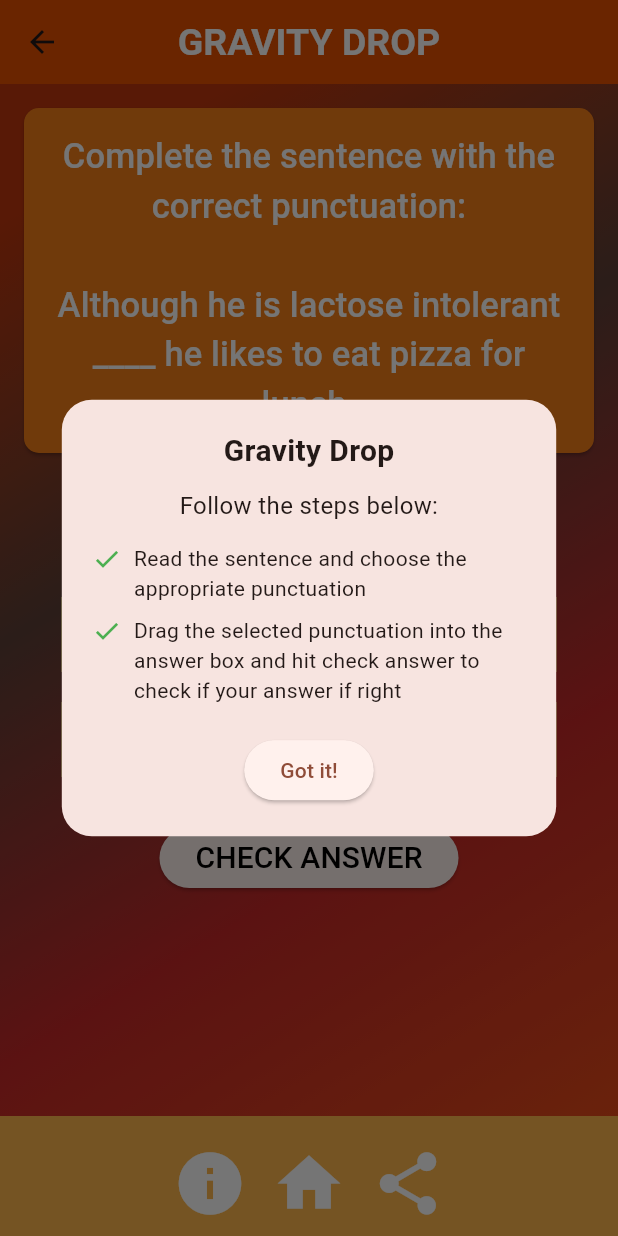
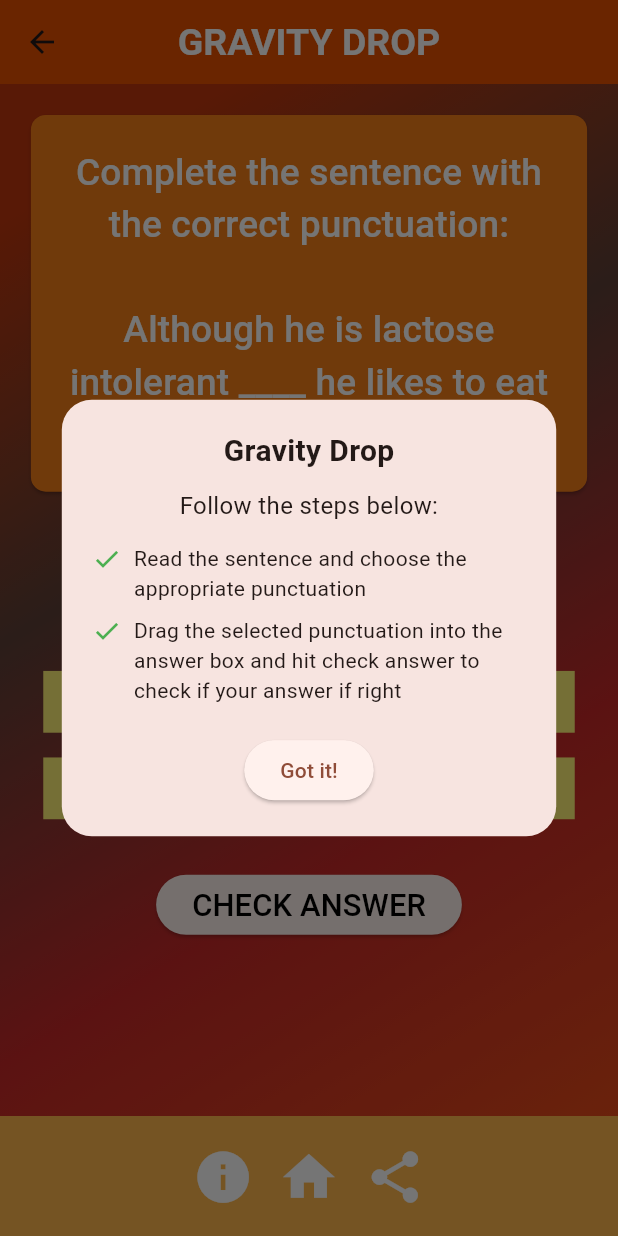
Before and after one commit to Ayan-create1/Mobile-App-Dev-FBLA, a Flutter app: the DragAndDropGame screen opened directly, on a phone screen of 412 x 824 dp. Run offline on Flutter 3.47's test engine with Material 3 defaults, Android fonts, the phone set to English and light mode, and no system bars; our stand-ins replace share_plus; Roboto replaces fonts that are missing (Raleway).

Commit message:
Added MediaQuery Sizing Containers

```diff
--- a/grammar_game/lib/pages/drag_and_drop/matching.dart
+++ b/grammar_game/lib/pages/drag_and_drop/matching.dart
@@ -1,5 +1,4 @@
 import 'dart:ui';
-
 import 'package:flutter/material.dart';
 import 'dart:math';
 import 'package:grammar_game/pages/home_page/home_page.dart';
@@ -24,16 +23,19 @@ class _DragAndDropGameState extends State<DragAndDropGame> {
   @override
   Widget build(BuildContext context) {
     if (popup) {
-      // Schedule the iWordSPopup method to run after the build phase
       WidgetsBinding.instance.addPostFrameCallback((_) {
         iDragDPopup(context);
         popup = false;
       });
     }
+
+    // Use MediaQuery for screen dimensions
+    double screenWidth = MediaQuery.of(context).size.width;
+    double screenHeight = MediaQuery.of(context).size.height;
+
     return Scaffold(
       appBar: AppBar(
         shadowColor: Colors.blueAccent,
-        //Will show title of screen and center that title
         centerTitle: true,
         title: Text(
           "GRAVITY DROP",
@@ -44,17 +46,16 @@ class _DragAndDropGameState extends State<DragAndDropGame> {
         backgroundColor: Colors.orange[900],
       ),
       bottomNavigationBar: BottomAppBar(
-        color: Colors.orange[300], // You can customize the color here
+        color: Colors.orange[300],
         child: Row(
-          mainAxisAlignment:
-              MainAxisAlignment.center, // Center the button, adjust if needed
+          mainAxisAlignment: MainAxisAlignment.center,
           children: [
             IconButton(
               icon: Icon(Icons.info),
               color: Colors.white,
               splashRadius: 50.0,
               splashColor: Colors.black,
-              iconSize: 50.0,
+              iconSize: screenWidth * 0.1,  // Dynamic size based on screen width
               onPressed: () {
                 iDragDPopup(context);
               },
@@ -64,12 +65,12 @@ class _DragAndDropGameState extends State<DragAndDropGame> {
               color: Colors.white,
               splashRadius: 50.0,
               splashColor: Colors.black,
-              iconSize: 50.0,
+              iconSize: screenWidth * 0.1,
               onPressed: () {
                 Navigator.push(
                   context,
                   MaterialPageRoute(
-                    builder: (context) => HomePage(), // Your HomePage widget
+                    builder: (context) => HomePage(),
                   ),
                 );
               },
@@ -79,7 +80,7 @@ class _DragAndDropGameState extends State<DragAndDropGame> {
               color: Colors.white,
               splashRadius: 50.0,
               splashColor: Colors.black,
-              iconSize: 50.0,
+              iconSize: screenWidth * 0.1,
               onPressed: () {
                 WidgetsBinding.instance.addPostFrameCallback((_) {
                   _captureAndShare(_screenshotKey);
@@ -121,18 +122,15 @@ class _DragAndDropGameState extends State<DragAndDropGame> {
         await Future.delayed(Duration(milliseconds: 20));
       }
 
-      //Captures the image
       final image = await boundary.toImage(pixelRatio: 3.0);
       final byteData = await image.toByteData(format: ImageByteFormat.png);
       if (byteData == null) return;
       final Uint8List pngBytes = byteData.buffer.asUint8List();
 
-      //Saves Image to temporary file
       final tempDir = await getTemporaryDirectory();
       final file = await File('${tempDir.path}/screenshot.png').create();
       await file.writeAsBytes(pngBytes);
 
-      //Shares image with shareplus
       await Share.shareXFiles([XFile(file.path)],
           text: 'Help me on this drag and drop!');
     } catch (e) {
@@ -152,7 +150,7 @@ class ScreenshotArea extends StatelessWidget {
   @override
   Widget build(BuildContext context) {
     return RepaintBoundary(
-      key: screenshotKey, // Use the correct GlobalKey here
+      key: screenshotKey,
       child: child,
     );
   }
@@ -215,21 +213,23 @@ class _DragAndDropGameScreenState extends State<DragAndDropGameScreen> {
 
   @override
   Widget build(BuildContext context) {
+    double screenWidth = MediaQuery.of(context).size.width;
+    double screenHeight = MediaQuery.of(context).size.height;
+
     return Column(
       children: [
         Center(
           child: Padding(
-            padding: const EdgeInsets.all(16.0),
+            padding: EdgeInsets.all(screenWidth * 0.05), // Dynamic padding
             child: ElevatedButton(
-              onPressed: () {}, // Do nothing when pressed
+              onPressed: () {},
               style: ElevatedButton.styleFrom(
                 backgroundColor: Colors.yellow[900],
-                shadowColor: Colors.black, // Remove shadow
+                shadowColor: Colors.black,
                 shape: RoundedRectangleBorder(
-                  borderRadius:
-                      BorderRadius.circular(10), // Optional: rounded corners
+                  borderRadius: BorderRadius.circular(10),
                 ),
-                padding: EdgeInsets.all(16), // Padding inside the button
+                padding: EdgeInsets.all(screenWidth * 0.05), // Dynamic padding
               ),
               child: Align(
                 alignment: Alignment.center,
@@ -237,9 +237,8 @@ class _DragAndDropGameScreenState extends State<DragAndDropGameScreen> {
                   textAlign: TextAlign.center,
                   questions[currentQuestionIndex]['question'],
                   style: TextStyle(
-                    fontSize: 23,
+                    fontSize: screenWidth * 0.06, // Dynamic font size
                     color: Colors.white,
-                    //fontWeight: FontWeight.bold,
                   ),
                 ),
               ),
@@ -254,23 +253,22 @@ class _DragAndDropGameScreenState extends State<DragAndDropGameScreen> {
           },
           builder: (context, candidateData, rejectedData) {
             return Container(
-              height: 50,
-              width: 200,
+              height: screenHeight * 0.08, // Dynamic height
+              width: screenWidth * 0.5, // Dynamic width
               color: Colors.grey[200],
               child: Center(
                 child: Text(
                   userAnswer.isEmpty ? 'Drop answer here' : userAnswer,
-                  style: TextStyle(fontSize: 20, color: Colors.grey),
+                  style: TextStyle(fontSize: screenWidth * 0.05, color: Colors.grey),
                 ),
               ),
             );
           },
         ),
-        SizedBox(height: 20),
+        SizedBox(height: screenHeight * 0.03), // Dynamic spacing
         Wrap(
-          spacing: 10,
-          children:
-              questions[currentQuestionIndex]['answers'].map<Widget>((answer) {
+          spacing: screenWidth * 0.02, // Dynamic spacing between answers
+          children: questions[currentQuestionIndex]['answers'].map<Widget>((answer) {
             return Draggable<String>(
               data: answer,
               child: AnswerBox(answer: answer),
@@ -281,13 +279,13 @@ class _DragAndDropGameScreenState extends State<DragAndDropGameScreen> {
             );
           }).toList(),
         ),
-        SizedBox(height: 20),
+        SizedBox(height: screenHeight * 0.03), // Dynamic spacing
         ElevatedButton(
           onPressed: _checkAnswer,
           child: Text(
             'CHECK ANSWER',
             style: TextStyle(
-              fontSize: 20,
+              fontSize: screenWidth * 0.05, // Dynamic font size
               color: Colors.black,
             ),
           ),
@@ -297,8 +295,7 @@ class _DragAndDropGameScreenState extends State<DragAndDropGameScreen> {
   }
 
   void _checkAnswer() {
-    bool isCorrect =
-        userAnswer == questions[currentQuestionIndex]['correctAnswer'];
+    bool isCorrect = userAnswer == questions[currentQuestionIndex]['correctAnswer'];
     if (!isCorrect) {
       incorrectQuestions.add(questions[currentQuestionIndex]);
     }
@@ -323,7 +320,6 @@ class _DragAndDropGameScreenState extends State<DragAndDropGameScreen> {
                   currentQuestionIndex = 0;
                   userAnswer = '';
                 } else {
-                  // All questions answered
                   showDialog(
                     context: context,
                     builder: (context) => AlertDialog(
@@ -356,15 +352,17 @@ class AnswerBox extends StatelessWidget {
 
   @override
   Widget build(BuildContext context) {
+    double screenWidth = MediaQuery.of(context).size.width;
+
     return Container(
-      height: 50,
-      width: 150,
-      margin: EdgeInsets.all(10.0),
+      height: screenWidth * 0.1, // Dynamic height based on screen width
+      width: screenWidth * 0.40, // Dynamic width based on screen width
+      margin: EdgeInsets.all(screenWidth * 0.02), // Dynamic margin
       color: isDragging ? Colors.grey[300] : Colors.yellow[300],
       child: Center(
         child: Text(
           answer,
-          style: TextStyle(fontSize: 30, color: Colors.black),
+          style: TextStyle(fontSize: screenWidth * 0.08, color: Colors.black), // Dynamic font size
         ),
       ),
     );
```
